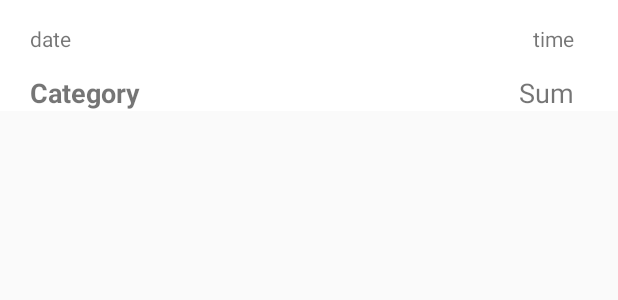
After one commit to oshadaamila/AutoCare, an Android app: the layout expense_card.xml on its own in the app's theme, with its tools: preview values and no code run, on a phone screen of 412 x 824 dp. The commit adds this screen. Shown: the top 300 px of the screen. Run offline under Robolectric (Android 15) with nearby library versions, the phone set to English and light mode, and no system bars.

Commit message:
espense_editing

```diff
--- a/app/build.gradle
+++ b/app/build.gradle
@@ -75,4 +75,6 @@ dependencies {
 
 
 
+
+
 apply plugin: 'com.google.gms.google-services'
--- a/app/src/main/res/drawable/side_nav_bar.xml
+++ b/app/src/main/res/drawable/side_nav_bar.xml
@@ -2,8 +2,8 @@
     android:shape="rectangle">
     <gradient
         android:angle="135"
-        android:centerColor="#009688"
-        android:endColor="#00695C"
-        android:startColor="#4DB6AC"
+        android:centerColor="#47e1ec"
+        android:endColor="#32b0f4"
+        android:startColor="#32b4fa"
         android:type="linear" />
 </shape>
--- a/app/src/main/res/layout/activity_view_expense.xml
+++ b/app/src/main/res/layout/activity_view_expense.xml
@@ -115,7 +115,7 @@
 
     <RelativeLayout
         android:id="@+id/relativeLayout"
-        android:layout_width="359dp"
+        android:layout_width="400dp"
         android:layout_height="321dp"
         android:layout_marginEnd="28dp"
         android:layout_marginLeft="12dp"
@@ -135,8 +135,8 @@
 
         <android.support.v7.widget.RecyclerView
             android:id="@+id/recycler_view_expenses"
-            android:layout_width="match_parent"
-            android:layout_height="match_parent"
+            android:layout_width="wrap_content"
+            android:layout_height="wrap_content"
             android:layout_alignParentBottom="true"
             android:layout_alignParentStart="true"
             android:layout_marginStart="23dp"
--- /dev/null
+++ b/app/src/main/res/layout/expense_card.xml
@@ -0,0 +1,65 @@
+<?xml version="1.0" encoding="utf-8"?>
+<RelativeLayout xmlns:android="http://schemas.android.com/apk/res/android"
+    xmlns:tools="http://schemas.android.com/tools"
+    android:layout_width="wrap_content"
+    android:layout_height="wrap_content"
+    android:background="@color/cardview_light_background"
+    android:orientation="vertical">
+
+    <!-- A CardView that contains a TextView -->
+    <android.support.v7.widget.CardView xmlns:card_view="http://schemas.android.com/apk/res-auto"
+        android:id="@+id/card_view"
+        android:layout_width="wrap_content"
+        android:layout_height="wrap_content"
+        android:layout_alignParentStart="true"
+        android:layout_alignParentTop="true"
+        android:layout_gravity="center"
+        card_view:cardCornerRadius="4dp">
+
+
+    </android.support.v7.widget.CardView>
+
+    <TextView
+        android:id="@+id/textView_time"
+        android:layout_width="wrap_content"
+        android:layout_height="wrap_content"
+        android:layout_alignBaseline="@+id/textView_date"
+        android:layout_alignBottom="@+id/textView_date"
+        android:layout_alignParentEnd="true"
+        android:layout_marginEnd="29dp"
+        android:text="time" />
+
+    <TextView
+        android:id="@+id/textView_date"
+        android:layout_width="wrap_content"
+        android:layout_height="wrap_content"
+        android:layout_alignParentStart="true"
+        android:layout_alignParentTop="true"
+        android:layout_marginStart="20dp"
+        android:layout_marginTop="16dp"
+        android:text="date" />
+
+    <TextView
+        android:id="@+id/textView_sum"
+        android:layout_width="wrap_content"
+        android:layout_height="wrap_content"
+        android:layout_alignBaseline="@+id/textView_category"
+        android:layout_alignBottom="@+id/textView_category"
+        android:layout_alignEnd="@+id/textView_time"
+        android:text="Sum"
+        android:textSize="18sp" />
+
+    <TextView
+        android:id="@+id/textView_category"
+        android:layout_width="wrap_content"
+        android:layout_height="wrap_content"
+        android:layout_alignStart="@+id/textView_date"
+        android:layout_below="@+id/textView_date"
+        android:layout_marginTop="14dp"
+        android:text="Category"
+        android:textSize="18sp"
+        android:textStyle="bold"
+        tools:layout_editor_absoluteX="45dp"
+        tools:layout_editor_absoluteY="40dp" />
+
+</RelativeLayout>
--- a/app/src/main/res/layout/nav_header_navigation_drawer.xml
+++ b/app/src/main/res/layout/nav_header_navigation_drawer.xml
@@ -16,6 +16,7 @@
         android:id="@+id/imageView"
         android:layout_width="wrap_content"
         android:layout_height="wrap_content"
+        android:contentDescription="TODO"
         android:paddingTop="@dimen/nav_header_vertical_spacing"
         app:srcCompat="@drawable/ic_action_user" />
 
```
Also changed, not shown: app/src/main/java/com/example/amila/autocare/Expenses/MyAdapter.java (+27 -5 lines), app/src/main/java/com/example/amila/autocare/Expenses/ViewExpense.java (+6 -5 lines), app/src/main/res/layout/my_text_view.xml (deleted, +0 -47 lines).
